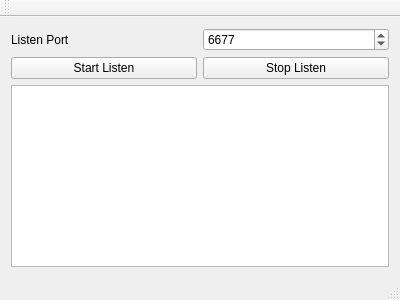
Qt form SimpleChatServer/simplechatserver.ui (demon90s/QtLab) before a commit.
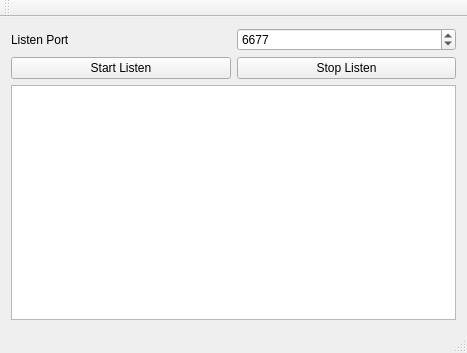
The same form after that commit.

The edit to the form file:
```diff
--- a/SimpleChatServer/simplechatserver.ui
+++ b/SimpleChatServer/simplechatserver.ui
@@ -6,8 +6,8 @@
    <rect>
     <x>0</x>
     <y>0</y>
-    <width>400</width>
-    <height>300</height>
+    <width>467</width>
+    <height>353</height>
    </rect>
   </property>
   <property name="windowTitle">
```
Left out of the diff: 2 changed lines with no effect on the pictures.
